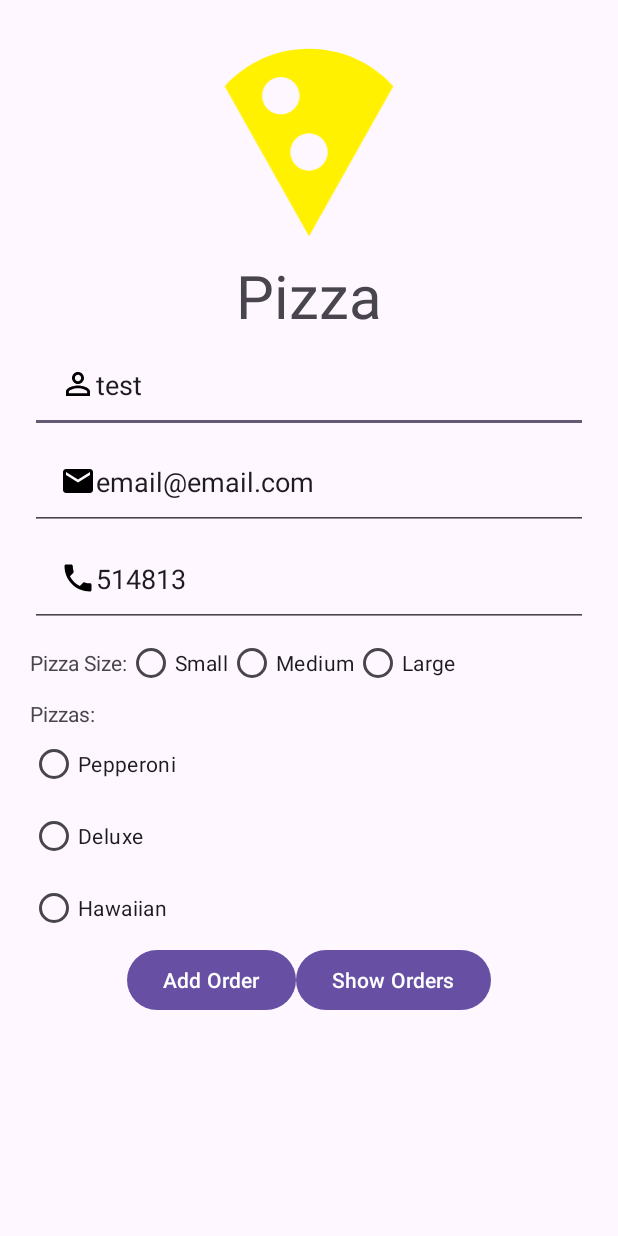
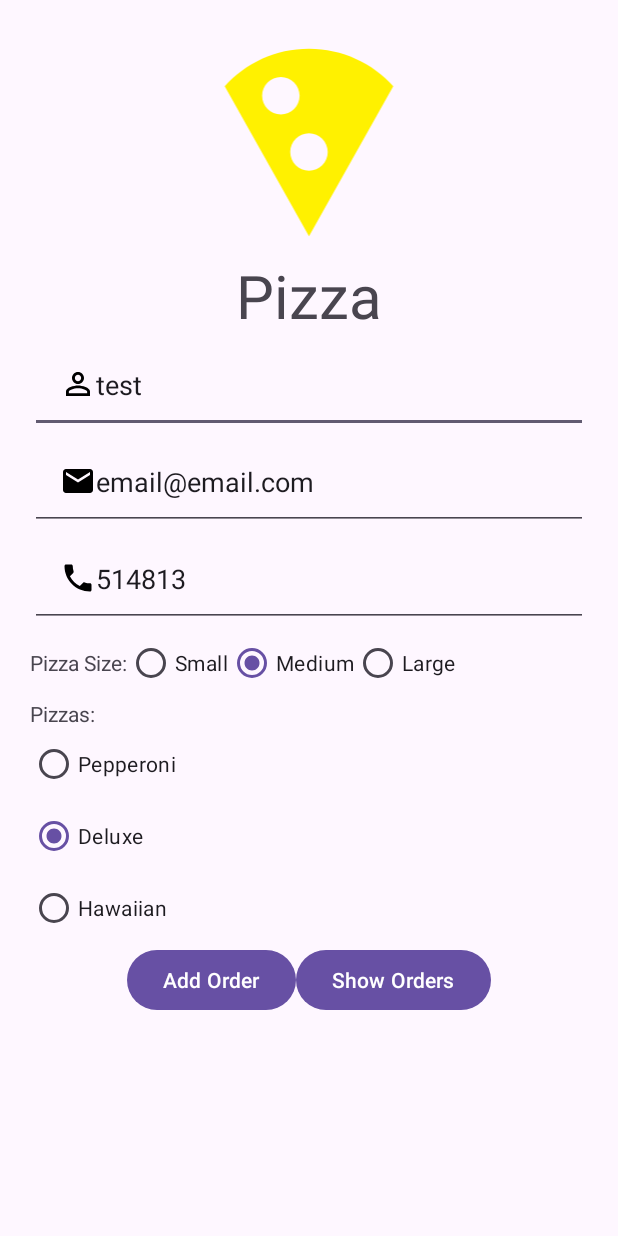
Before and after one commit to dongguowu/android_pizz, an Android app: the screen it shows after launch (MainActivity), after a tap on "Add Order", on a phone screen of 412 x 824 dp. Run offline under Robolectric (Android 15) with nearby library versions, the phone set to English and light mode, and no system bars.

Commit message:
add default value and update getting text from radiogroup

```diff
--- a/app/src/main/java/ca/dongguo/pizza/MainActivity.java
+++ b/app/src/main/java/ca/dongguo/pizza/MainActivity.java
@@ -1,5 +1,6 @@
 package ca.dongguo.pizza;
 
+import androidx.annotation.NonNull;
 import androidx.appcompat.app.AppCompatActivity;
 
 import android.os.Bundle;
@@ -53,6 +54,9 @@ public class MainActivity extends AppCompatActivity implements View.OnClickListe
         emailText.setText("email@email.com");
         phoneText.setText("514813");
 
+        pizzaSize.check(((RadioButton)findViewById(R.id.medium_size)).getId());
+        pizzaType.check(((RadioButton)findViewById(R.id.deluxe)).getId());
+
     }
 
     private void initializeData(ArrayList<Person> list) {
@@ -69,21 +73,26 @@ public class MainActivity extends AppCompatActivity implements View.OnClickListe
     @Override
     public void onClick(View v) {
         if(v == addOrder) {
+            String size = getTextFromRadioGroup(pizzaSize);
+            String type = getTextFromRadioGroup(pizzaType);
+            pizza = new Pizza(size, type);
+
             String email = emailText.getText().toString();
             String name = nameText.getText().toString();
             String phone = phoneText.getText().toString();
 
-            int checkedRadioButtonId = pizzaSize.getCheckedRadioButtonId();
-            RadioButton checkedRadioButton = findViewById(checkedRadioButtonId);
-            String size = checkedRadioButton.getText().toString();
-
-            checkedRadioButtonId = pizzaType.getCheckedRadioButtonId();
-            checkedRadioButton = findViewById(checkedRadioButtonId);
-            String type = checkedRadioButton.getText().toString();
-            pizza = new Pizza(size, type);
             person = new Person(name, email,  Integer.parseInt(phone), pizza);
+            System.out.println(person);
             return;
         }
 
     }
+
+    @NonNull
+    private String getTextFromRadioGroup(RadioGroup group) {
+        int checkedRadioButtonId = group.getCheckedRadioButtonId();
+        RadioButton checkedRadioButton = findViewById(checkedRadioButtonId);
+        String text = checkedRadioButton.getText().toString();
+        return text;
+    }
 }
```
